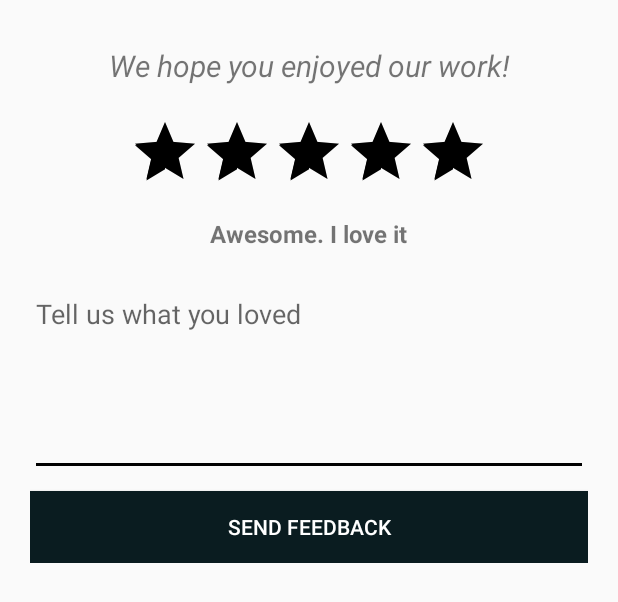
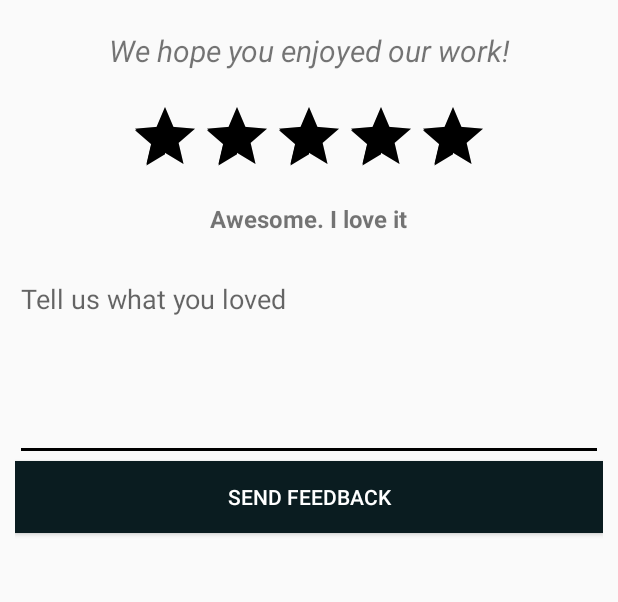
Before and after one commit to ArbenaMusa/UpsideDown, an Android app: the layout review_fragment.xml on its own in the app's theme, with its tools: preview values and no code run, on a phone screen of 412 x 824 dp. Shown: the top 602 px of the screen. Run offline under Robolectric (Android 15) with nearby library versions, the phone set to English and light mode, and no system bars.

Commit message:
Use of ConstraintLayout on review_fragment

```diff
--- a/app/src/main/res/layout/review_fragment.xml
+++ b/app/src/main/res/layout/review_fragment.xml
@@ -1,5 +1,6 @@
 <?xml version="1.0" encoding="utf-8"?>
 <FrameLayout xmlns:android="http://schemas.android.com/apk/res/android"
+    xmlns:app="http://schemas.android.com/apk/res-auto"
     xmlns:tools="http://schemas.android.com/tools"
     android:layout_width="match_parent"
     android:layout_height="match_parent"
@@ -7,15 +8,17 @@
 
     <ScrollView
         xmlns:android="http://schemas.android.com/apk/res/android"
-        android:orientation="vertical" android:layout_width="match_parent"
+        android:layout_width="match_parent"
         android:layout_height="match_parent"
+        android:orientation="vertical"
         android:padding="@dimen/main_fragment_padding">
-        <LinearLayout
+
+        <androidx.constraintlayout.widget.ConstraintLayout
+            android:id="@+id/constraintLayout"
             android:layout_width="match_parent"
             android:layout_height="match_parent"
-            android:orientation="vertical"
-            android:padding="10dp">
-
+            app:layout_constraintBottom_toTopOf="@+id/etFeedback"
+            app:layout_constraintTop_toTopOf="@+id/etFeedback">
 
 
             <TextView
@@ -26,27 +29,35 @@
                 android:gravity="center_horizontal"
                 android:text="We hope you enjoyed our work!"
                 android:textSize="20sp"
-                android:textStyle="italic" />
+                android:textStyle="italic"
+                app:layout_constraintEnd_toEndOf="@+id/etFeedback"
+                app:layout_constraintHorizontal_bias="1.0"
+                app:layout_constraintStart_toStartOf="@+id/etFeedback"
+                app:layout_constraintTop_toTopOf="parent" />
 
             <RatingBar
                 android:id="@+id/ratingBar"
                 android:layout_width="wrap_content"
                 android:layout_height="wrap_content"
-                android:layout_gravity="center"
                 android:layout_marginTop="20dp"
                 android:numStars="5"
                 android:rating="5"
-                android:stepSize="1" />
+                android:stepSize="1"
+                app:layout_constraintEnd_toEndOf="@+id/textView2"
+                app:layout_constraintStart_toStartOf="@+id/textView2"
+                app:layout_constraintTop_toBottomOf="@+id/textView2" />
 
             <TextView
                 android:id="@+id/tvRatingScale"
                 android:layout_width="wrap_content"
                 android:layout_height="wrap_content"
-                android:layout_gravity="center"
                 android:layout_marginTop="10dp"
                 android:text="Awesome. I love it"
                 android:textSize="16sp"
-                android:textStyle="bold" />
+                android:textStyle="bold"
+                app:layout_constraintEnd_toEndOf="@+id/ratingBar"
+                app:layout_constraintStart_toStartOf="@+id/ratingBar"
+                app:layout_constraintTop_toBottomOf="@+id/ratingBar" />
 
             <EditText
                 android:id="@+id/etFeedback"
@@ -57,18 +68,25 @@
                 android:gravity="top"
                 android:hint="Tell us what you loved"
                 android:inputType="textMultiLine"
-                android:lines="5" />
+                android:lines="5"
+                app:layout_constraintBottom_toTopOf="@+id/btnSubmit"
+                app:layout_constraintStart_toStartOf="parent"
+                app:layout_constraintTop_toBottomOf="@+id/tvRatingScale"
+                app:layout_constraintVertical_bias="0.0" />
 
             <Button
                 android:id="@+id/btnSubmit"
                 android:layout_width="match_parent"
                 android:layout_height="wrap_content"
-                android:layout_marginTop="10dp"
+                android:layout_marginBottom="10dp"
                 android:background="#0a1c20"
                 android:text="Send feedback"
-                android:textColor="@android:color/white" />
+                android:textColor="@android:color/white"
+                app:layout_constraintBottom_toBottomOf="parent"
+                app:layout_constraintEnd_toEndOf="@+id/etFeedback"
+                app:layout_constraintStart_toStartOf="@+id/etFeedback" />
 
-        </LinearLayout>
+        </androidx.constraintlayout.widget.ConstraintLayout>
     </ScrollView>
 
 </FrameLayout>
```
